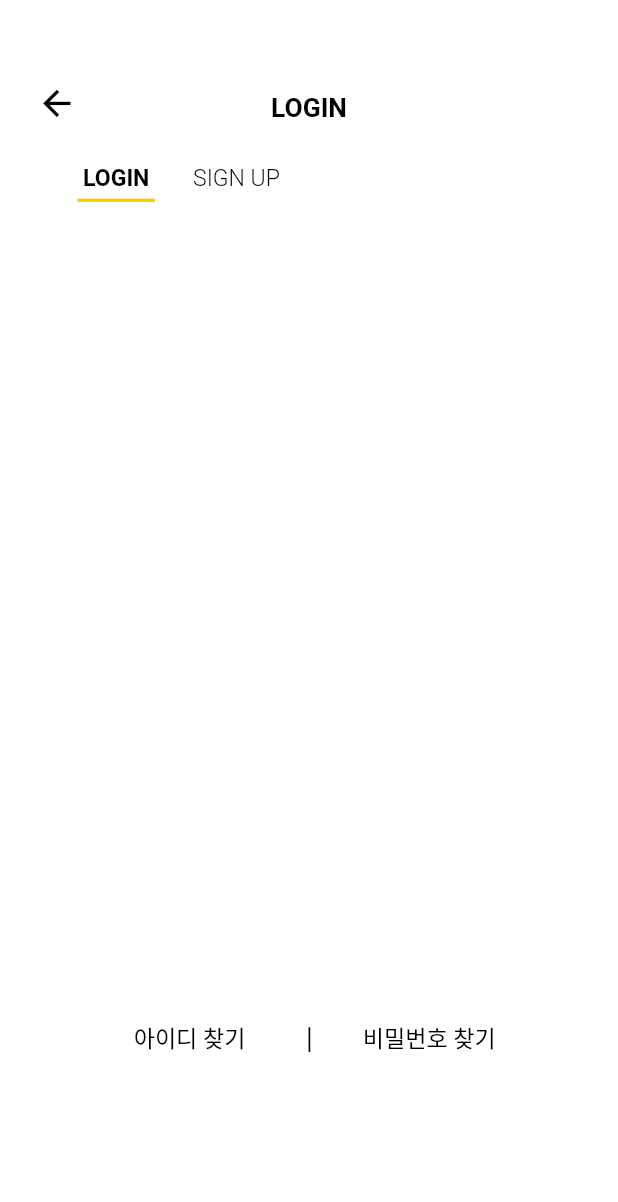
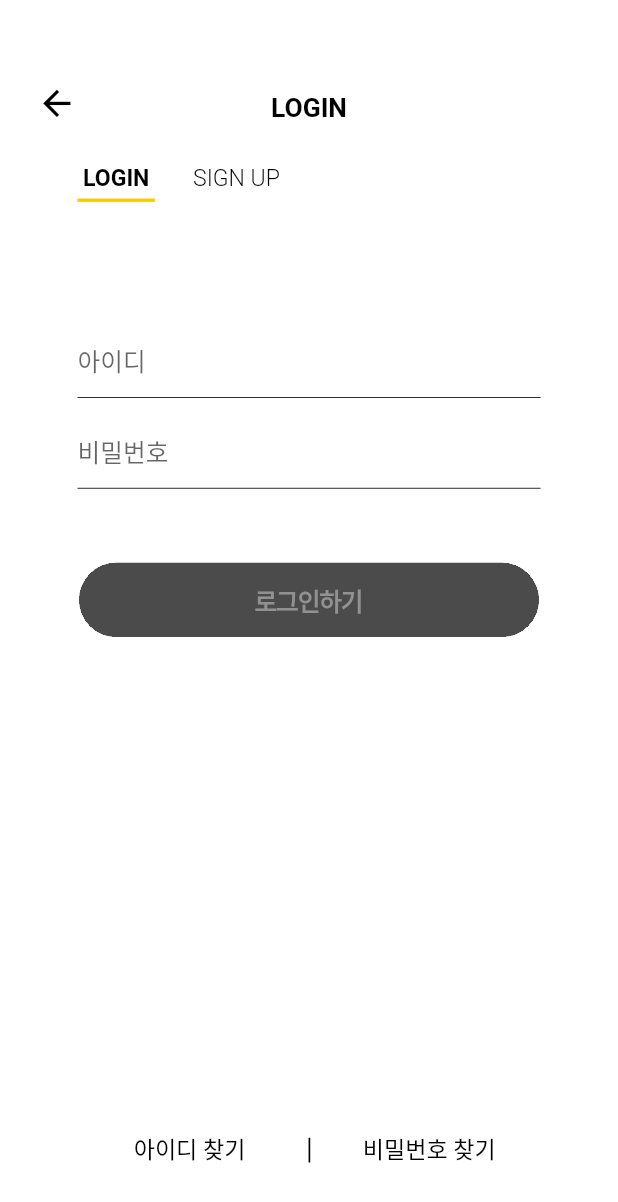
Before and after one commit to spotu-technologies/Stadion_Project, a Flutter app: the screen it shows after launch, after a tap on "로그인하기", on a phone screen of 412 x 824 dp. Shown: the top 1202 px of the screen. Run offline on Flutter 3.47's test engine with Material 2 defaults, Android fonts, the light colour scheme and no system bars; our stand-ins replace flutter_svg, get, responsive_framework; Roboto replaces fonts that are missing (Montserrat, Pretendard); project files that could hold a hidden picture were left out.

Commit message:
2023.05.09 로그인화면 getx로 변경

```diff
--- a/lib/view/custom_widget/buttons/button_with_rollover.dart
+++ b/lib/view/custom_widget/buttons/button_with_rollover.dart
@@ -43,9 +43,9 @@ class ButtonWithRollover extends StatelessWidget {
       width: width,
       clipBehavior: Clip.hardEdge,
       height: height,
-      decoration: BoxDecoration(borderRadius: BorderRadius.circular(100), color: colorScheme.primary),
+      decoration: BoxDecoration(borderRadius: BorderRadius.circular(100), color: backgroundColor ?? colorScheme.primary),
       child: Material(
-        color: colorScheme.primary,
+        color: backgroundColor ?? colorScheme.primary,
         child: InkWell(
           onTap: onTap,
           //background를 nullable로 선언하였으나 ??를 통해 기본값을 활용한 예시
--- /dev/null
+++ b/lib/view/custom_widget/text_field/login_text_field.dart
@@ -0,0 +1,44 @@
+import 'package:flutter/material.dart';
+import 'package:stadion_project/style_config/color_scheme.dart';
+
+class LoginTextFormField extends StatelessWidget {
+  const LoginTextFormField({
+    required this.obscureText,
+    required this.hintText,
+    this.controller,
+    this.onChanged,
+    this.suffixIcon,
+    Key? key,
+  }) : super(key: key);
+
+  final TextEditingController? controller;
+  final String hintText;
+  final ValueChanged<String>? onChanged;
+  final Widget? suffixIcon;
+  final bool obscureText;
+
+  @override
+  Widget build(BuildContext context) {
+    return Padding(
+      padding: const EdgeInsets.symmetric(horizontal: 94),
+      child: Container(
+        alignment: Alignment.centerLeft,
+        height: 90,
+        decoration: BoxDecoration(
+          border: Border(bottom: BorderSide(color: colorScheme.shadow)),
+        ),
+        child: TextFormField(
+          onChanged: onChanged,
+          controller: controller,
+          style: const TextStyle(fontSize: 30),
+          obscureText: obscureText,
+          decoration: InputDecoration(
+            border: InputBorder.none,
+            hintText: hintText,
+            suffixIcon: suffixIcon
+          ),
+        ),
+      ),
+    );
+  }
+}
--- a/lib/view/login/login_view.dart
+++ b/lib/view/login/login_view.dart
@@ -5,12 +5,43 @@ import 'package:stadion_project/view/custom_widget/buttons/text_toggle_button.da
 import 'package:stadion_project/view/custom_widget/custom_app_bar.dart';
 import 'package:stadion_project/view/login/start_view.dart';
 
+import '../../style_config/text_theme.dart';
+import '../custom_widget/buttons/button_with_rollover.dart';
+import '../custom_widget/text_field/login_text_field.dart';
+
 //로그인 뷰에서 사용될 Get X controller.
 class LoginViewController extends GetxController {
   bool isLogin = true;
+  bool isFind = true;
+  bool idShow = false;
+  bool passwordShow = false;
+  bool _isObscure = true;
+
+  var userController = TextEditingController();
+  var passwordController = TextEditingController();
 
   void switchMenu(bool isLogin) {
     this.isLogin = isLogin;
+    update();
+  }
+
+  void findMenu(bool isFind) {
+    this.isFind = isFind;
+    update();
+  }
+
+  void idInputField(bool idShow) {
+    this.idShow = idShow;
+    update();
+  }
+
+  void passInputField(bool passwordShow) {
+    this.passwordShow = passwordShow;
+    update();
+  }
+
+  void isObscureMenu(bool _isObscure) {
+    this._isObscure = !_isObscure;
     update();
   }
 }
@@ -39,10 +70,10 @@ class LoginView extends GetView<LoginViewController> {
           const SizedBox(height: 50),
           // 아래처럼 메소드에 ///를 통해 주석을 적은 경우 마우스를 대서 설명 확인 가능
           buildTopMenu(),
-          //현재 텍스트필드는 구현 x, 일단 Spacer로 공간 배치
-          const Spacer(),
+          const SizedBox(height: 148),
+          buildLoginInputField(),
+          const SizedBox(height: 600),
           buildBottomMenu(),
-          const SizedBox(height: 188),
         ],
       ),
     );
@@ -109,7 +140,95 @@ class LoginView extends GetView<LoginViewController> {
                 isSelected: !controller.isLogin,
                 text: 'SIGN UP',
                 width: 120,
-                onTap: () => controller.switchMenu(false),
+                onTap: () {
+                  () => controller.switchMenu(false);
+                  Get.to(const StartView());
+                },
+              ),
+            ],
+          );
+        }),
+      ],
+    );
+  }
+
+  ///로그인 입력창/로그인버튼
+  Column buildLoginInputField() {
+    return Column(
+      children: [
+        GetBuilder<LoginViewController>(builder: (context) {
+          return Column(
+            children: [
+              LoginTextFormField(
+                onChanged: (value) {
+                  if (value.isNotEmpty) {
+                    controller.idInputField(true);
+                  } else {
+                    controller.idInputField(false);
+                  }
+                },
+                controller: controller.userController,
+                obscureText: false,
+                hintText: '아이디',
+                suffixIcon: controller.idShow
+                    ? IconButton(
+                        padding: EdgeInsets.only(right: 25),
+                        onPressed: () {
+                          controller.userController.clear();
+                        },
+                        icon: Icon(
+                          Icons.cancel,
+                          color: Colors.black,
+                          size: 30,
+                        ),
+                      )
+                    : null,
+              ),
+              const SizedBox(height: 20),
+              LoginTextFormField(
+                onChanged: (value) {
+                  if (value.isNotEmpty) {
+                    controller.passInputField(true);
+                  } else {
+                    controller.passInputField(false);
+                  }
+                },
+                controller: controller.passwordController,
+                obscureText: controller._isObscure,
+                hintText: '비밀번호',
+                suffixIcon: controller.passwordShow
+                    ? IconButton(
+                        padding: EdgeInsets.only(right: 25),
+                        onPressed: () {
+                          controller.isObscureMenu(controller._isObscure);
+                        },
+                        icon: Icon(
+                          controller._isObscure
+                              ? Icons.visibility_off_outlined
+                              : Icons.visibility_outlined,
+                          size: 30,
+                          color: Colors.black,
+                        ),
+                      )
+                    : null,
+              ),
+              const SizedBox(height: 90),
+              ButtonWithRollover(
+                onTap: () {},
+                backgroundColor: controller.idShow && controller.passwordShow
+                    ? colorScheme.primary
+                    : colorScheme.onBackground,
+                child: Center(
+                  child: Text(
+                    '로그인하기',
+                    style: textThemeKo.headlineSmall!.copyWith(
+                      fontWeight: FontWeight.w600,
+                      color: controller.idShow && controller.passwordShow
+                          ? colorScheme.shadow
+                          : colorScheme.surfaceVariant,
+                    ),
+                  ),
+                ),
               ),
             ],
           );
```
Also changed, not shown: lib/view/custom_widget/custom_login_title.dart (added, +22 -0 lines), lib/view/login/id_find_email_input_view.dart (added, +54 -0 lines), 1 other file.
